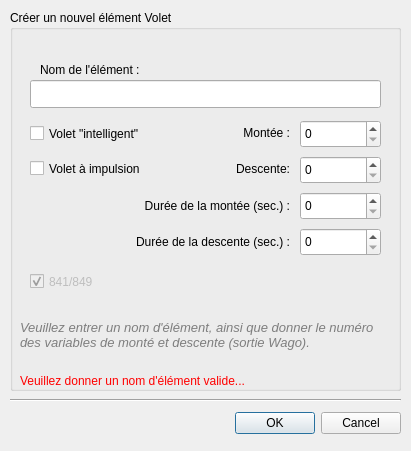
Old version of the form data/DialogNewVolet.ui in the repository calaos/calaos_installer.
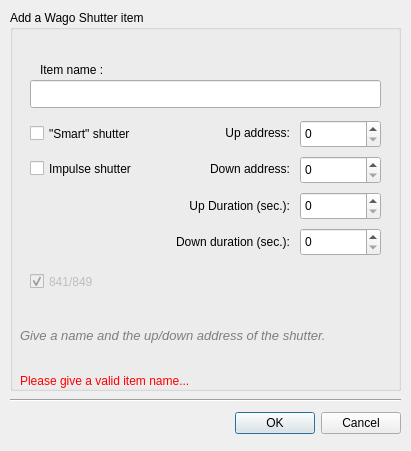
New version of the form. Icons and pictures are not drawn.

```diff
--- a/data/DialogNewVolet.ui
+++ b/data/DialogNewVolet.ui
@@ -83,7 +83,7 @@
     </rect>
    </property>
    <property name="title">
-    <string>Créer un nouvel élément Volet</string>
+    <string>Add a Wago Shutter item</string>
    </property>
    <widget class="QLabel" name="label_2">
     <property name="geometry">
@@ -95,7 +95,7 @@
      </rect>
     </property>
     <property name="text">
-     <string>Montée :</string>
+     <string>Up address:</string>
     </property>
     <property name="alignment">
      <set>Qt::AlignRight|Qt::AlignTrailing|Qt::AlignVCenter</set>
@@ -111,7 +111,7 @@
      </rect>
     </property>
     <property name="text">
-     <string>Nom de l'élément :</string>
+     <string>Item name :</string>
     </property>
    </widget>
    <widget class="QLineEdit" name="edit_name">
@@ -206,8 +206,8 @@
      <string>&lt;!DOCTYPE HTML PUBLIC &quot;-//W3C//DTD HTML 4.0//EN&quot; &quot;http://www.w3.org/TR/REC-html40/strict.dtd&quot;&gt;
 &lt;html&gt;&lt;head&gt;&lt;meta name=&quot;qrichtext&quot; content=&quot;1&quot; /&gt;&lt;style type=&quot;text/css&quot;&gt;
 p, li { white-space: pre-wrap; }
-&lt;/style&gt;&lt;/head&gt;&lt;body style=&quot; font-family:'DejaVu Sans'; font-size:10pt; font-weight:400; font-style:italic;&quot;&gt;
-&lt;p style=&quot; margin-top:0px; margin-bottom:0px; margin-left:0px; margin-right:0px; -qt-block-indent:0; text-indent:0px;&quot;&gt;Veuillez entrer un nom d'élément, ainsi que donner le numéro des variables de monté et descente (sortie Wago).&lt;/p&gt;&lt;/body&gt;&lt;/html&gt;</string>
+&lt;/style&gt;&lt;/head&gt;&lt;body style=&quot; font-family:'MS Shell Dlg 2'; font-size:8pt; font-weight:400; font-style:italic;&quot;&gt;
+&lt;p style=&quot; margin-top:0px; margin-bottom:0px; margin-left:0px; margin-right:0px; -qt-block-indent:0; text-indent:0px;&quot;&gt;&lt;span style=&quot; font-family:'DejaVu Sans'; font-size:10pt;&quot;&gt;Give a name and the up/down address of the shutter.&lt;/span&gt;&lt;/p&gt;&lt;/body&gt;&lt;/html&gt;</string>
     </property>
     <property name="textFormat">
      <enum>Qt::AutoText</enum>
@@ -269,7 +269,7 @@
      </palette>
     </property>
     <property name="text">
-     <string>Veuillez donner un nom d'élément valide...</string>
+     <string>Please give a valid item name...</string>
     </property>
    </widget>
    <widget class="QSpinBox" name="spin_var_up">
@@ -295,7 +295,7 @@
      <string>Un volet intelligent permet de savoir a quelle position il se trouve en estimant le temps qu'il met pour monter ou descendre. Ce type de volet nessécite la durée de montée et de descente qui soit exacte.</string>
     </property>
     <property name="text">
-     <string>Volet &quot;intelligent&quot;</string>
+     <string>&quot;Smart&quot; shutter</string>
     </property>
    </widget>
    <widget class="QSpinBox" name="spin_var_down">
@@ -318,7 +318,7 @@
      </rect>
     </property>
     <property name="text">
-     <string>Descente:</string>
+     <string>Down address:</string>
     </property>
     <property name="alignment">
      <set>Qt::AlignRight|Qt::AlignTrailing|Qt::AlignVCenter</set>
@@ -347,7 +347,7 @@
      </rect>
     </property>
     <property name="text">
-     <string>Durée de la descente (sec.) :</string>
+     <string>Down duration (sec.):</string>
     </property>
     <property name="alignment">
      <set>Qt::AlignRight|Qt::AlignTrailing|Qt::AlignVCenter</set>
@@ -376,7 +376,7 @@
      </rect>
     </property>
     <property name="text">
-     <string>Durée de la montée (sec.) :</string>
+     <string>Up Duration (sec.):</string>
     </property>
     <property name="alignment">
      <set>Qt::AlignRight|Qt::AlignTrailing|Qt::AlignVCenter</set>
@@ -395,7 +395,7 @@
      <string>Un volet intelligent permet de savoir a quelle position il se trouve en estimant le temps qu'il met pour monter ou descendre. Ce type de volet nessécite la durée de montée et de descente qui soit exacte.</string>
     </property>
     <property name="text">
-     <string>Volet à impulsion</string>
+     <string>Impulse shutter</string>
     </property>
    </widget>
    <widget class="QCheckBox" name="check841">
```
